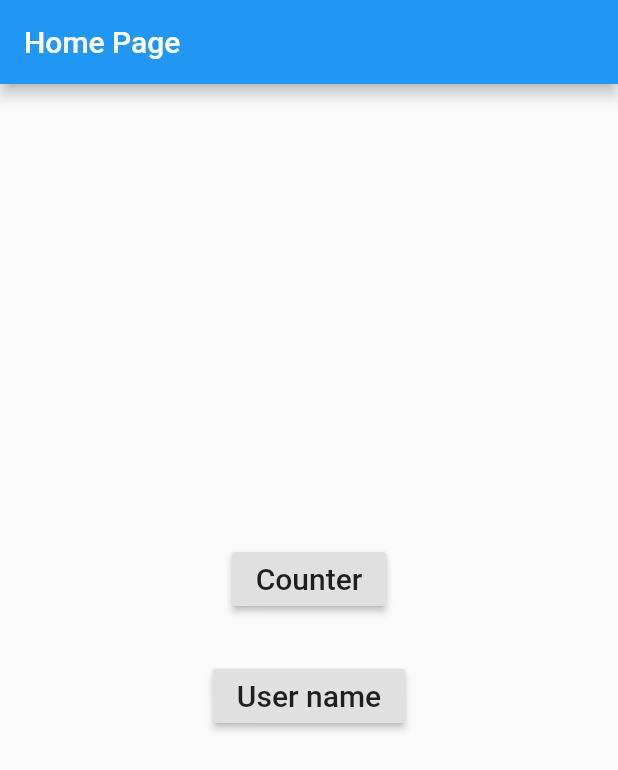
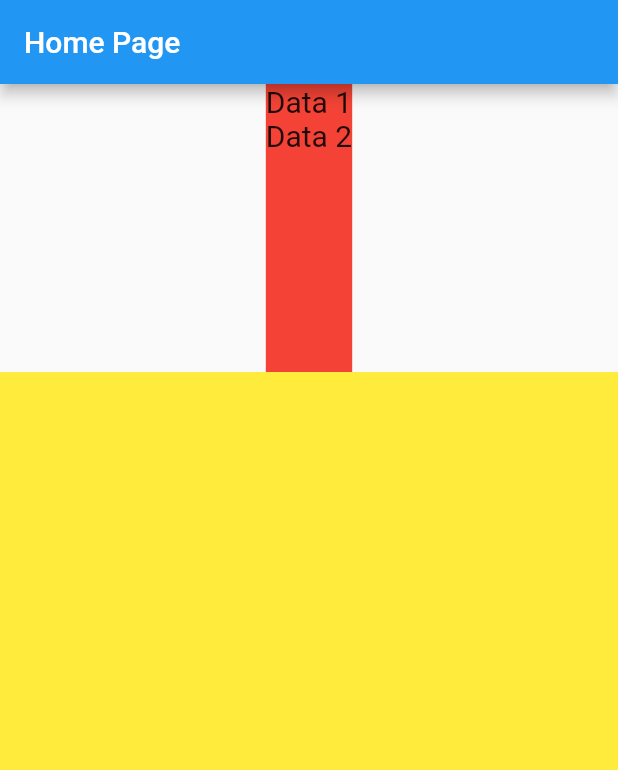
Before and after one commit to 11dj/flutter_boilerplate, a Flutter app: the screen it shows after launch, on a phone screen of 412 x 824 dp. Shown: the top 770 px of the screen. Run offline on Flutter 3.47's test engine with Material 2 defaults, Android fonts, the phone set to English and light mode, and no system bars.

Commit message:
doing layout

```diff
--- a/lib/main.dart
+++ b/lib/main.dart
@@ -13,7 +13,7 @@ class MyApp extends StatelessWidget {
     return MultiProvider(
       providers: providers,
       child: MaterialApp(
-        title: 'FlashAir Uploader',
+        title: 'Flutter Boilerplate',
         theme: ThemeData(),
         initialRoute: '/',
         onGenerateRoute: Router.generateRoute,
--- a/lib/router.dart
+++ b/lib/router.dart
@@ -6,6 +6,7 @@ import 'package:flutter_boilerplate/ui/views/first_view.dart';
 import 'package:flutter_boilerplate/ui/views/counter_view.dart';
 import 'package:flutter_boilerplate/ui/views/user_view.dart';
 import 'package:flutter_boilerplate/ui/views/no_found_view.dart';
+import 'package:flutter_boilerplate/ui/views/layout_view.dart';
 
 
 class Router {
@@ -17,6 +18,8 @@ class Router {
         return MaterialPageRoute(builder: (_) => CounterView());
       case 'user':
         return MaterialPageRoute(builder: (_) => UserView());
+      case 'layout':
+        return MaterialPageRoute(builder: (_) => LayoutView());
       // case RoutePaths.Post:
       //   var post = settings.arguments as Post;
       //   return MaterialPageRoute(builder: (_) => PostView(post: post));
--- a/lib/ui/views/first_view.dart
+++ b/lib/ui/views/first_view.dart
@@ -15,28 +15,64 @@ class _FirstViewState extends State<FirstView> {
   Widget build(BuildContext context) {
     return  Scaffold(
       appBar: AppBar(title: Text(widget.title)),
-      body: Center(
-        child: Column(
-          mainAxisAlignment: MainAxisAlignment.center,
-          children: <Widget>[
-            RaisedButton(
-              onPressed: () => Navigator.pushNamed(context, 'counter'),
-              child: const Text(
-                'Counter',
-                style: TextStyle(fontSize: 20)
-              ),
-            ),
-            const SizedBox(height: 30),
-            RaisedButton(
-              onPressed: () => Navigator.pushNamed(context, 'user'),
-              child: const Text(
-                'User name',
-                style: TextStyle(fontSize: 20)
-              ),
-            ),
-            const SizedBox(height: 30),
-          ],
-        ),
+      // body: Container(
+      //   color: Colors.green ,
+      //   child: Center(
+      //     child: Column(
+      //       mainAxisAlignment: MainAxisAlignment.center,
+      //       children: <Widget>[
+      //         RaisedButton(
+      //           onPressed: () => Navigator.pushNamed(context, 'counter'),
+      //           child: const Text(
+      //             'Counter',
+      //             style: TextStyle(fontSize: 20)
+      //           ),
+      //         ),
+      //         const SizedBox(height: 30),
+      //         RaisedButton(
+      //           onPressed: () => Navigator.pushNamed(context, 'user'),
+      //           child: const Text(
+      //             'User name',
+      //             style: TextStyle(fontSize: 20)
+      //           ),
+      //         ),
+      //         const SizedBox(height: 30),
+      //         RaisedButton(
+      //           onPressed: () => Navigator.pushNamed(context, 'layout'),
+      //           child: const Text(
+      //             'Layout',
+      //             style: TextStyle(fontSize: 20)
+      //           ),
+      //         ),
+      //         const SizedBox(height: 30),
+      //       ],
+      //     ),
+      //   ),
+      // )
+      body: Column(
+        children: <Widget>[
+          Flexible(
+            fit: FlexFit.loose,
+            flex: 1,
+            child: Container(
+              color: Colors.red,
+              child: Column(
+                crossAxisAlignment: CrossAxisAlignment.start,
+                mainAxisAlignment: MainAxisAlignment.start,
+                children: <Widget>[
+                  Text('Data 1', style: TextStyle(fontSize: 20)),
+                  Text('Data 2', style: TextStyle(fontSize: 20)),
+                ],
+              )
+            )
+          ),
+          Flexible(
+            flex: 3,
+            child: Container(
+              decoration: BoxDecoration(color: Colors.yellow),
+            )
+          ),
+        ],
       ),
 
     );
```
Also changed, not shown: lib/ui/views/counter_view.dart (+25 -14 lines), lib/ui/views/layout_view.dart (added, +55 -0 lines), lib/ui/views/user_view.dart (+6 -22 lines), 5 other files.
